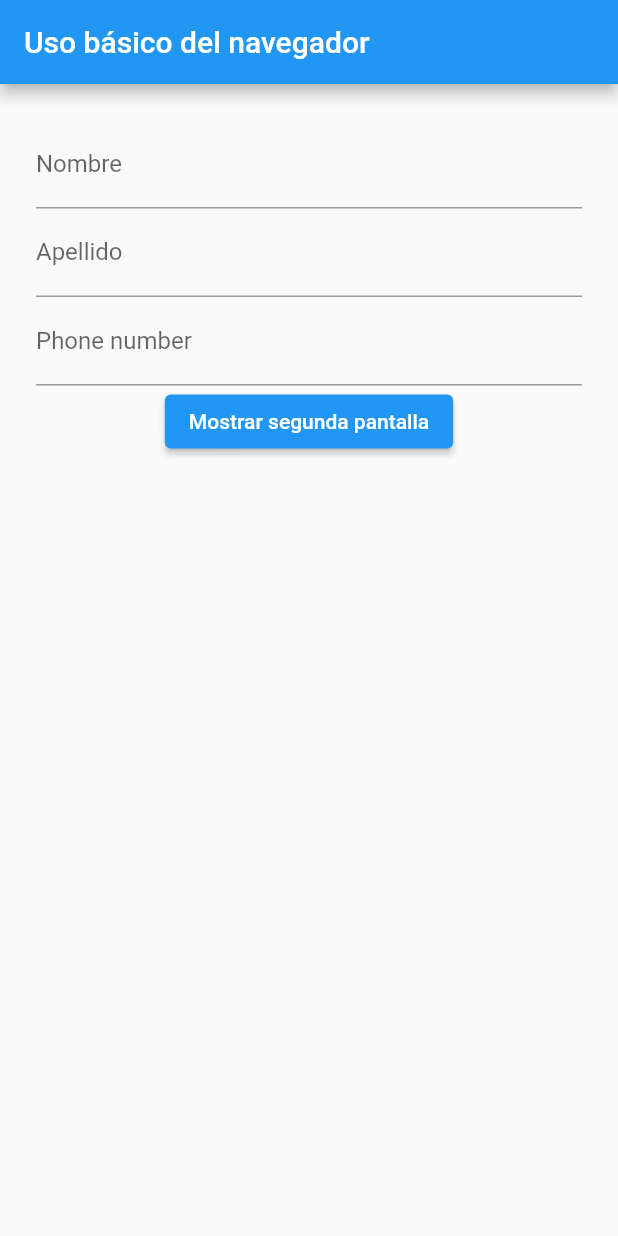
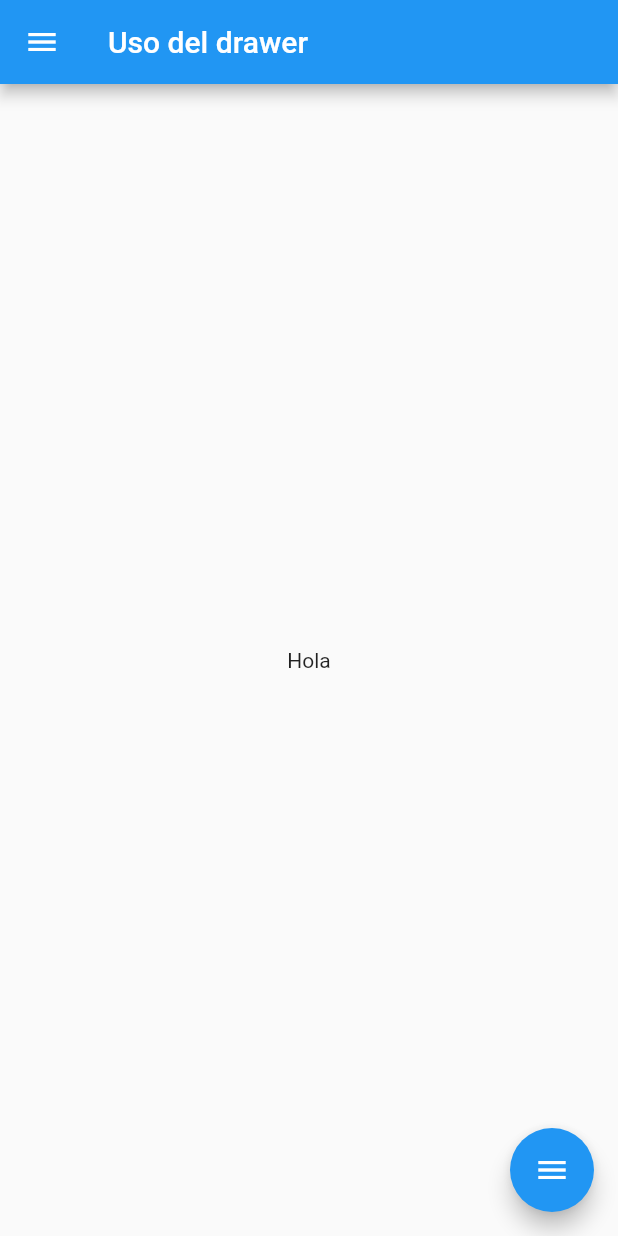
Before and after one commit to AntonioAlvarado21/Flutter-fundamentals, a Flutter app: the screen it shows after launch, on a phone screen of 412 x 824 dp. Run offline on Flutter 3.47's test engine with Material 2 defaults, Android fonts, the light colour scheme and no system bars.

Commit message:
Uso del Drawer

```diff
--- a/lib/main.dart
+++ b/lib/main.dart
@@ -1,18 +1,4 @@
 import 'package:flutter/material.dart';
-import 'package:flutter_practices/pages/my_home_page.dart';
-import 'package:flutter_practices/pages/second_page.dart';
+import 'package:flutter_practices/src/app.dart';
 
 void main() => runApp(const MyApp());
-
-class MyApp extends StatelessWidget {
-  const MyApp({super.key});
-
-  @override
-  Widget build(BuildContext context) {
-    return MaterialApp(title: 'Material App', initialRoute: "/", routes: {
-      "/": (BuildContext context) => MyHomePage(),
-      "/second": (BuildContext context) =>  const SecondPage()
-    });
-    //home: MyHomePage());
-  }
-}
--- a/lib/pages/my_home_page.dart
+++ /dev/null
@@ -1,82 +0,0 @@
-import 'package:flutter/material.dart';
-import 'package:flutter_practices/pages/second_page.dart';
-
-class MyHomePage extends StatefulWidget {
-  const MyHomePage({super.key});
-
-  @override
-  State<MyHomePage> createState() => _MyHomePageState();
-}
-
-class _MyHomePageState extends State<MyHomePage> {
-  //Con variables
-  late String nameValue;
-  late String lastNameValue;
-
-  //Con controladores
-  final nameController = TextEditingController();
-  final lastNameController = TextEditingController();
-
-  final formKey = GlobalKey<FormState>();
-
-  @override
-  Widget build(BuildContext context) {
-    return Scaffold(
-      appBar: AppBar(
-        title: const Text("Uso básico del navegador"),
-      ),
-      body: Padding(
-          padding: const EdgeInsets.all(24.0),
-          child: Form(
-              key: formKey,
-              child: Column(
-                children: <Widget>[
-                  TextFormField(
-                    //controller: nameController,
-                    decoration: const InputDecoration(labelText: "Nombre"),
-                    onSaved: (value) {
-                      nameValue = value!;
-                    },
-                    validator: (value) {
-                      if (value!.isEmpty) {
-                        return "Llene el campo";
-                      }
-                    },
-                  ),
-                  TextFormField(
-                    //controller: lastNameController,
-                    decoration: const InputDecoration(labelText: "Apellido"),
-                    onSaved: (value) {
-                      lastNameValue = value!;
-                    },
-                    validator: (value) {
-                      if (value!.isEmpty) {
-                        return "Llene el campoo";
-                      }
-                    },
-                  ),
-                  TextFormField(
-                    decoration: const InputDecoration(labelText: "Phone number"),
-                    keyboardType: TextInputType.phone,
-                  ),
-                  ElevatedButton(
-                      onPressed: () {
-                        _showSecondPage(context);
-                      },
-                      child: const Text("Mostrar segunda pantalla"))
-                ],
-              ))),
-    );
-  }
-
-  void _showSecondPage(BuildContext context) {
-    if (formKey.currentState!.validate()) {
-      formKey.currentState!.save();
-    }
-
-    //Pasar nombre de ruta
-    Navigator.of(context).pushNamed("/second",
-        arguments:
-            SecondPageArguments(name: nameValue, lastName: lastNameValue));
-  }
-}
--- /dev/null
+++ b/lib/src/app.dart
@@ -0,0 +1,14 @@
+//Definición del Material App
+import 'package:flutter/material.dart';
+import 'package:flutter_practices/src/screens/my_home_page.dart';
+
+class MyApp extends StatelessWidget {
+  const MyApp({super.key});
+
+  @override
+  Widget build(BuildContext context) {
+    return MaterialApp(title: 'Material App', initialRoute: "/", routes: {
+      "/": (BuildContext context) => MyHomePage()
+      });
+  }
+}
--- /dev/null
+++ b/lib/src/screens/my_home_page.dart
@@ -0,0 +1,68 @@
+import 'package:flutter/material.dart';
+import 'package:flutter_practices/src/screens/second_page.dart';
+
+class MyHomePage extends StatelessWidget {
+  MyHomePage({super.key});
+
+  final _scaffKey = GlobalKey<ScaffoldState>();
+
+  @override
+  Widget build(BuildContext context) {
+    return Scaffold(
+      key: _scaffKey,
+      appBar: AppBar(title: const Text("Uso del drawer")),
+      body: const Center(child: Text("Hola")),
+      drawer: _getDrawer(context),
+      floatingActionButton: FloatingActionButton(
+        child: const Icon(Icons.menu),
+        onPressed: () => _scaffKey.currentState?.openDrawer(),
+      ),
+    );
+  }
+
+  Widget _getDrawer(BuildContext context) {
+    return Drawer(
+      child: ListView(
+        children: <Widget>[
+          /*DrawerHeader(
+            decoration: const BoxDecoration(
+              color: Colors.purpleAccent,
+            ),
+            child: Row(
+                crossAxisAlignment: CrossAxisAlignment.start,
+                mainAxisAlignment: MainAxisAlignment.spaceBetween,
+                children: const <Widget>[
+                  FlutterLogo(
+                    size: 30,
+                  ),
+                  Text(
+                    "Uso del Drawer",
+                    style: TextStyle(color: Colors.white),
+                  ),
+                ]),
+          ),*/
+          UserAccountsDrawerHeader(
+            accountName: const Text("Jorge"),
+            accountEmail: const Text("jorge@hotmail.com"),
+            currentAccountPicture: const FlutterLogo(),
+            onDetailsPressed: () {
+              print("Show details");
+            },
+            decoration: const BoxDecoration(
+                gradient: LinearGradient(
+                    colors: [Colors.blue, Colors.blueAccent , Colors.deepPurple])),
+          ),
+          ListTile(
+            title: const Text("Inicio"),
+            leading: const Icon(Icons.home),
+            onTap: () => showHome(context),
+          ),
+        ],
+      ),
+    );
+  }
+
+  showHome(BuildContext context) {
+    Navigator.pop(context);
+  }
+}
```
Also changed, not shown: lib/src/screens/second_page.dart (renamed from lib/pages/second_page.dart), 1 other file.
